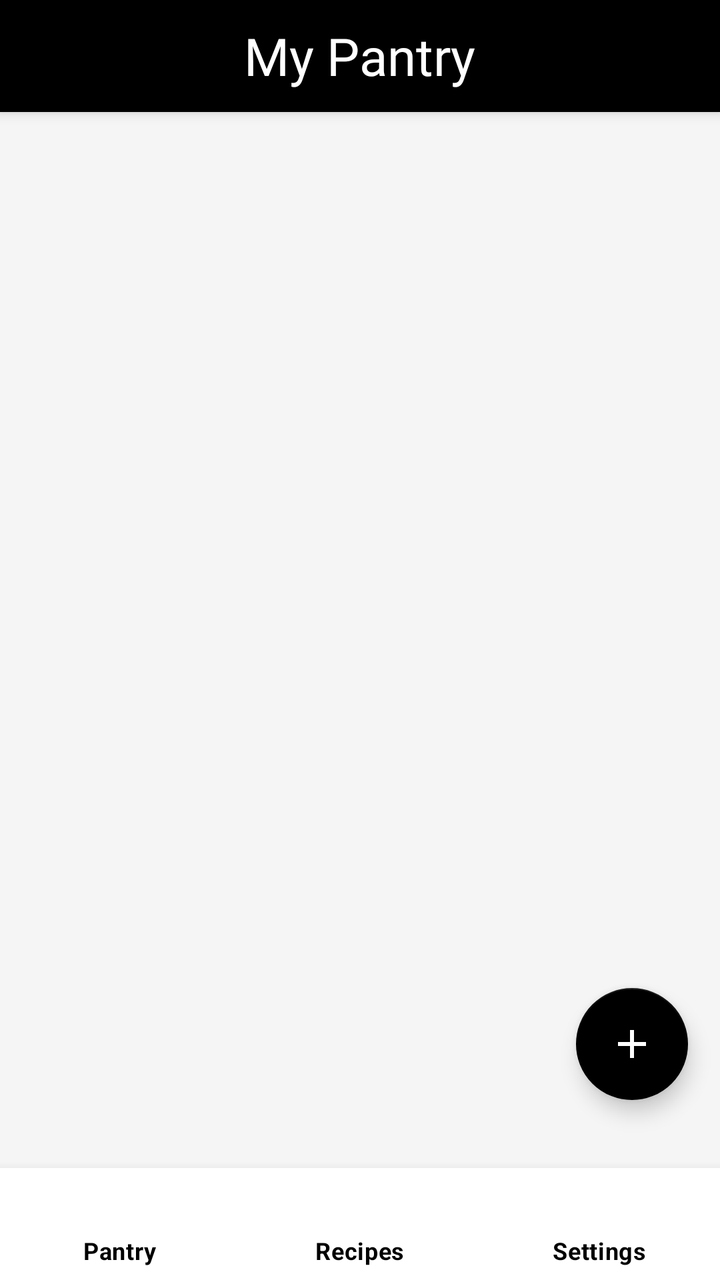
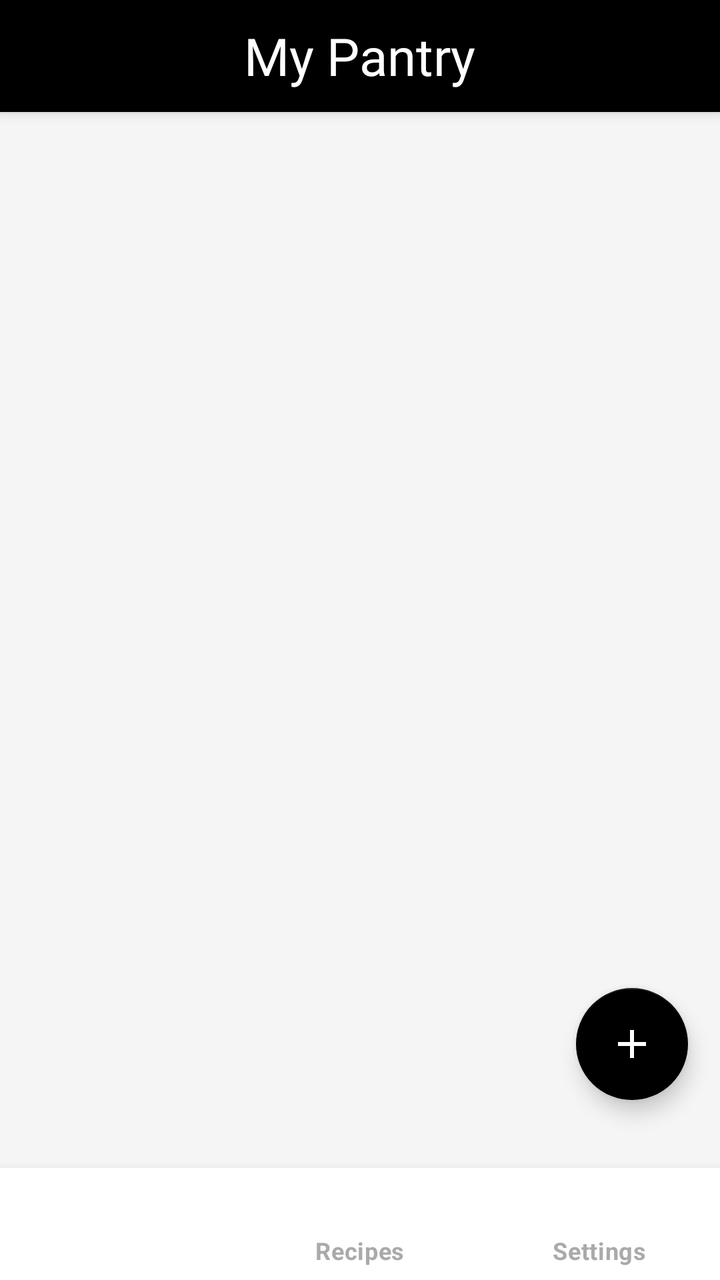

Before-and-after screenshots of an Android layout around one commit, followed by the original layout XML and the change that was made.
<!-- AndroidManifest.xml: application theme Theme.SmartPantryManager -->
<!-- res/layout/activity_main.xml -->
<?xml version="1.0" encoding="utf-8"?>
<androidx.coordinatorlayout.widget.CoordinatorLayout
    xmlns:android="http://schemas.android.com/apk/res/android"
    xmlns:app="http://schemas.android.com/apk/res-auto"
    android:layout_width="match_parent"
    android:layout_height="match_parent"
    android:background="#F5F5F5">

    
    <com.google.android.material.appbar.AppBarLayout
        android:layout_width="match_parent"
        android:layout_height="wrap_content"
        android:background="#000000">

        <FrameLayout
            android:layout_width="match_parent"
            android:layout_height="?attr/actionBarSize">

            <com.google.android.material.appbar.MaterialToolbar
                android:id="@+id/toolbar"
                android:layout_width="match_parent"
                android:layout_height="match_parent"
                app:title="" />

            <TextView
                android:layout_width="wrap_content"
                android:layout_height="wrap_content"
                android:layout_gravity="center"
                android:text="My Pantry"
                android:fontFamily="@font/pacifico"
                android:textColor="#FFFFFF"
                android:textSize="26sp" />
        </FrameLayout>
    </com.google.android.material.appbar.AppBarLayout>

    
    <LinearLayout
        android:layout_width="match_parent"
        android:layout_height="match_parent"
        android:orientation="vertical"
        android:padding="16dp"
        app:layout_behavior="@string/appbar_scrolling_view_behavior">

        <TextView
            android:id="@+id/tvEmptyState"
            android:layout_width="match_parent"
            android:layout_height="wrap_content"
            android:text="Your pantry is empty.\nTap + to add ingredients!"
            android:textAlignment="center"
            android:textColor="#000000"
            android:textSize="18sp"
            android:padding="32dp"
            android:visibility="gone" />

        <androidx.recyclerview.widget.RecyclerView
            android:id="@+id/recyclerViewPantry"
            android:layout_width="match_parent"
            android:layout_height="0dp"
            android:layout_weight="1" />
    </LinearLayout>

    
    <com.google.android.material.floatingactionbutton.FloatingActionButton
        android:id="@+id/fabAddItem"
        android:layout_width="wrap_content"
        android:layout_height="wrap_content"
        android:layout_gravity="bottom|end"
        android:layout_marginEnd="16dp"
        android:layout_marginBottom="90dp"
        android:src="@drawable/ic_add"
        app:backgroundTint="#000000"
        app:tint="#FFFFFF" />

    
    <com.google.android.material.bottomnavigation.BottomNavigationView
        android:id="@+id/bottomNavigation"
        android:layout_width="match_parent"
        android:layout_height="wrap_content"
        android:layout_gravity="bottom"
        android:background="#FFFFFF"
        app:menu="@menu/bottom_nav_menu"
        app:labelVisibilityMode="labeled"
        app:itemIconTint="#000000"
        app:itemTextColor="#000000"
        app:itemTextAppearanceActive="@style/BoldTextStyle"
        app:itemTextAppearanceInactive="@style/BoldTextStyle" />

</androidx.coordinatorlayout.widget.CoordinatorLayout>
<!-- resources referenced by this layout -->
<resources>
  <!-- drawable ic_add (drawable) -->
  <vector xmlns:android="http://schemas.android.com/apk/res/android" android:height="24dp" android:tint="#000000" android:viewportHeight="24" android:viewportWidth="24" android:width="24dp">
        
      <path android:fillColor="@android:color/white" android:pathData="M19,13h-6v6h-2v-6H5v-2h6V5h2v6h6v2z"/>
      
  </vector>
  <style name="BoldTextStyle" parent="TextAppearance.MaterialComponents.Body2">
          <item name="android:textStyle">bold</item>
          <item name="android:textSize">12sp</item>
      </style>
  <style name="Theme.SmartPantryManager" parent="Theme.MaterialComponents.DayNight.NoActionBar">
          
          <item name="colorPrimary">#000000</item>
          <item name="colorPrimaryVariant">#000000</item>
          <item name="colorOnPrimary">#FFFFFF</item>
  
          
          <item name="colorSecondary">#000000</item>
          <item name="colorSecondaryVariant">#000000</item>
          <item name="colorOnSecondary">#FFFFFF</item>
  
          
          <item name="android:statusBarColor">#000000</item>
          <item name="android:windowLightStatusBar">false</item>
  
          
          <item name="android:windowBackground">#F5F5F5</item>
      </style>
</resources>

<!-- the commit's change to res/layout/activity_main.xml (unified diff, before → after) -->
@@ -80,8 +80,8 @@
         android:background="#FFFFFF"
         app:menu="@menu/bottom_nav_menu"
         app:labelVisibilityMode="labeled"
-        app:itemIconTint="#000000"
-        app:itemTextColor="#000000"
+        app:itemIconTint="@color/bottom_nav_colors"
+        app:itemTextColor="@color/bottom_nav_colors"
         app:itemTextAppearanceActive="@style/BoldTextStyle"
         app:itemTextAppearanceInactive="@style/BoldTextStyle" />
 
